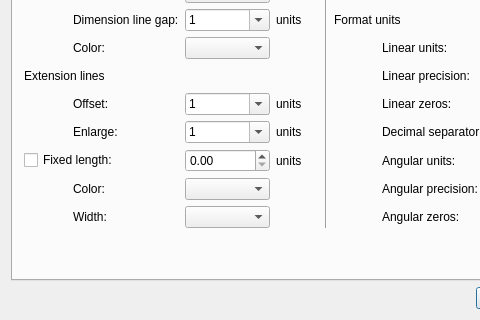
Old version of the form librecad/src/ui/forms/qg_dlgoptionsdrawing.ui in the repository LibreCAD/LibreCAD; both pictures show x 0 to 480 and y 199 to 519 of the 653 by 519 pixel window.
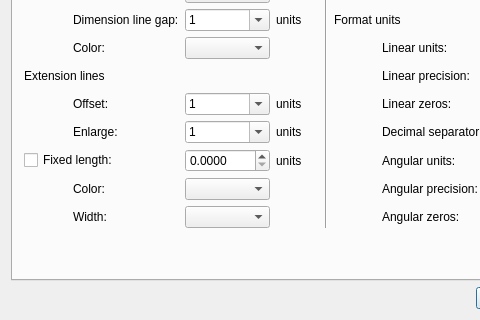
New version of the form. The open tabs and pages were chosen to show the change. Custom widgets are drawn as their Qt base class.

Commit message:
added more digits to extension lines lenth input box (#1203)
added more digits to fixed extension lines length input box

Patch:
```diff
--- a/librecad/src/ui/forms/qg_dlgoptionsdrawing.ui
+++ b/librecad/src/ui/forms/qg_dlgoptionsdrawing.ui
@@ -1597,6 +1597,9 @@
          <property name="toolTip">
           <string>fixed extension line legth</string>
          </property>
+         <property name="decimals">
+          <number>4</number>
+         </property>
         </widget>
        </item>
       </layout>
```
